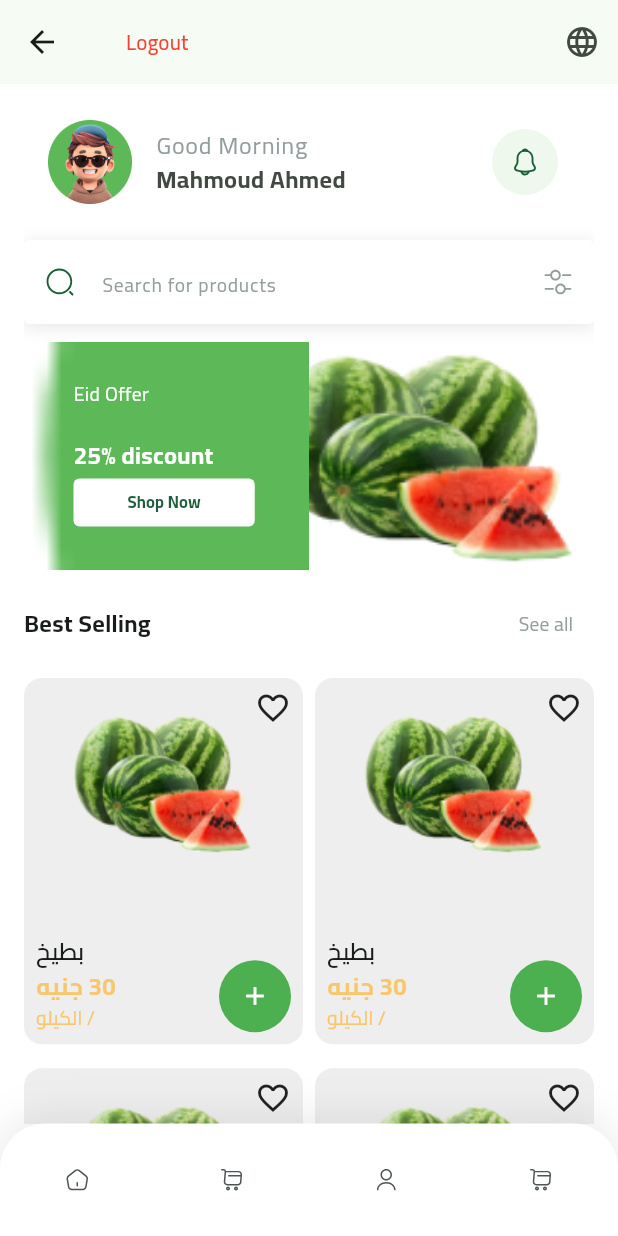
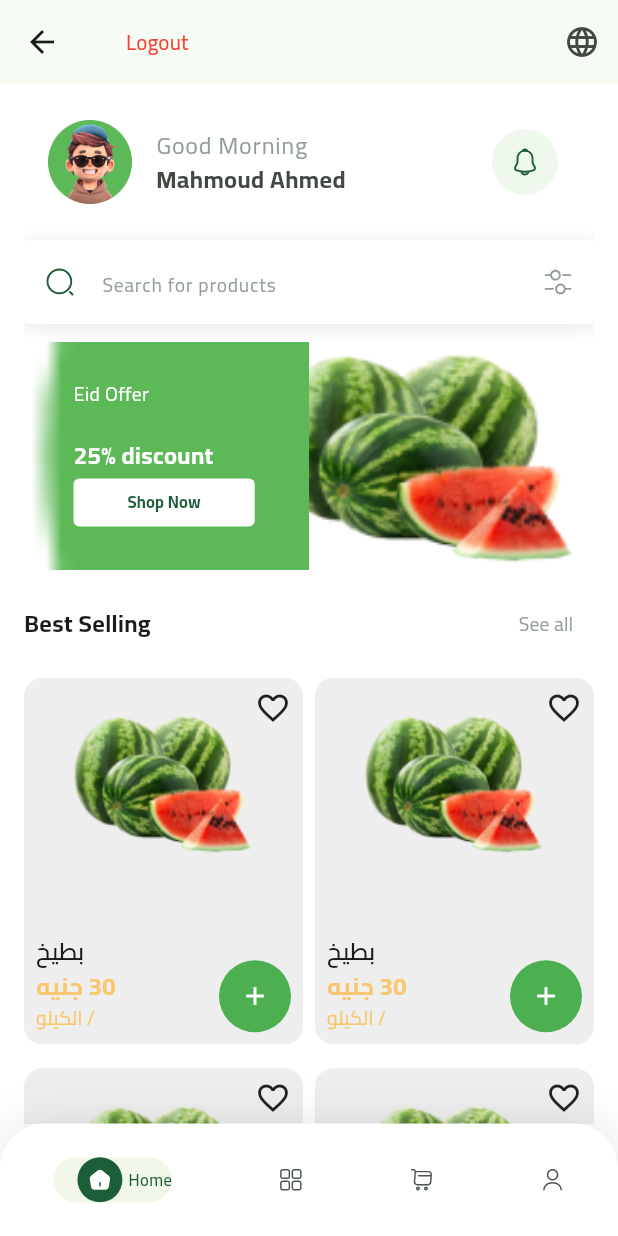
Before and after one commit to mahmoudahmed1718/ecommerce, a Flutter app: the HomeView screen opened by its route, on a phone screen of 412 x 824 dp. Run offline on Flutter 3.47's test engine with Material 3 defaults, Android fonts, the phone set to English and light mode, and no system bars; our stand-ins replace bloc, cloud_firestore, dartz, dots_indicator, easy_localization, firebase_auth and 8 more; missing offline and left inert: flutter_facebook_auth; accounts and stored records are empty.

Commit message:
Enhance bottom navigation bar with active/inactive item logic and add wishlist functionality

```diff
--- a/lib/feature/home/domain/entites/navigation_bar_item_entity.dart
+++ b/lib/feature/home/domain/entites/navigation_bar_item_entity.dart
@@ -18,6 +18,12 @@ List<NavigationBarItemEntity> get navigationBarItems => [
   ),
   NavigationBarItemEntity(
     title: 'shop',
+    activeIcon: Assets.imagesVuesaxBoldProducts,
+    inactiveIcon: Assets.imagesVuesaxOutlineProducts,
+  ),
+
+  NavigationBarItemEntity(
+    title: 'Whishlist',
     activeIcon: Assets.imagesVuesaxBoldShoppingCart,
     inactiveIcon: Assets.imagesVuesaxOutlineShoppingCart,
   ),
@@ -27,10 +33,4 @@ List<NavigationBarItemEntity> get navigationBarItems => [
     activeIcon: Assets.imagesVuesaxBoldUser,
     inactiveIcon: Assets.imagesVuesaxOutlineUser,
   ),
-
-  NavigationBarItemEntity(
-    title: 'Whishlist',
-    activeIcon: Assets.imagesVuesaxBoldShoppingCart,
-    inactiveIcon: Assets.imagesVuesaxOutlineShoppingCart,
-  ),
 ];
--- a/lib/feature/home/presentation/views/widgets/active_item.dart
+++ b/lib/feature/home/presentation/views/widgets/active_item.dart
@@ -1,11 +1,48 @@
+import 'package:ecommerce/core/utils/app_colors.dart';
+import 'package:ecommerce/core/utils/app_text_styels.dart';
 import 'package:flutter/material.dart';
 import 'package:flutter_svg/svg.dart';
 
 class ActiveItem extends StatelessWidget {
-  const ActiveItem({super.key, required this.image});
+  const ActiveItem({super.key, required this.image, required this.text});
   final String image;
+  final String text;
   @override
   Widget build(BuildContext context) {
-    return Container(color: Colors.black, child: SvgPicture.asset(image));
+    return Center(
+      child: Container(
+        padding: EdgeInsets.only(left: 16),
+        decoration: ShapeDecoration(
+          shape: RoundedRectangleBorder(
+            borderRadius: BorderRadiusGeometry.circular(30),
+          ),
+          color: Color(0XFFF1F8E9),
+        ),
+
+        child: Row(
+          mainAxisSize: MainAxisSize.min,
+          children: [
+            Container(
+              width: 30,
+              height: 30,
+              decoration: ShapeDecoration(
+                shape: RoundedRectangleBorder(
+                  borderRadius: BorderRadius.circular(30),
+                ),
+                color: Color(0XFF1B5E37),
+              ),
+              child: Center(child: SvgPicture.asset(image)),
+            ),
+            const SizedBox(width: 4),
+            Text(
+              text,
+              style: TextStyles.semiBold11.copyWith(
+                color: AppColors.primaryColor,
+              ),
+            ),
+          ],
+        ),
+      ),
+    );
   }
 }
--- a/lib/feature/home/presentation/views/widgets/bottom_naviagtion_bar_item.dart
+++ b/lib/feature/home/presentation/views/widgets/bottom_naviagtion_bar_item.dart
@@ -1,4 +1,3 @@
-import 'package:ecommerce/core/utils/app_images.dart';
 import 'package:ecommerce/feature/home/domain/entites/navigation_bar_item_entity.dart';
 import 'package:ecommerce/feature/home/presentation/views/widgets/active_item.dart';
 import 'package:ecommerce/feature/home/presentation/views/widgets/in_active_item.dart';
@@ -7,15 +6,18 @@ import 'package:flutter/material.dart';
 class BottomNavigationbarItem extends StatelessWidget {
   const BottomNavigationbarItem({
     super.key,
-    required this.isActive,
+    required this.selected,
     required this.navigationBarItemEntity,
   });
-  final bool isActive;
+  final bool selected;
   final NavigationBarItemEntity navigationBarItemEntity;
   @override
   Widget build(BuildContext context) {
-    return isActive
-        ? ActiveItem(image: Assets.imagesVuesaxOutlineHome)
+    return selected
+        ? ActiveItem(
+          image: navigationBarItemEntity.activeIcon,
+          text: navigationBarItemEntity.title,
+        )
         : InActiveItem(image: navigationBarItemEntity.inactiveIcon);
   }
 }
--- a/lib/feature/home/presentation/views/widgets/custom_bottom_navigation_bar.dart
+++ b/lib/feature/home/presentation/views/widgets/custom_bottom_navigation_bar.dart
@@ -2,8 +2,16 @@ import 'package:ecommerce/feature/home/domain/entites/navigation_bar_item_entity
 import 'package:ecommerce/feature/home/presentation/views/widgets/bottom_naviagtion_bar_item.dart';
 import 'package:flutter/material.dart';
 
-class CustomBottomNavigationBar extends StatelessWidget {
+class CustomBottomNavigationBar extends StatefulWidget {
   const CustomBottomNavigationBar({super.key});
+
+  @override
+  State<CustomBottomNavigationBar> createState() =>
+      _CustomBottomNavigationBarState();
+}
+
+class _CustomBottomNavigationBarState extends State<CustomBottomNavigationBar> {
+  int selectedIndex = 0;
   @override
   Widget build(BuildContext context) {
     return Container(
@@ -27,13 +35,15 @@ class CustomBottomNavigationBar extends StatelessWidget {
         ],
       ),
       child: Row(
+        mainAxisAlignment: MainAxisAlignment.spaceAround,
         children:
-            navigationBarItems.map((item) {
-              return Expanded(
-                child: BottomNavigationbarItem(
-                  isActive: false,
-                  navigationBarItemEntity: item,
-                ),
+            navigationBarItems.asMap().entries.map((entry) {
+              var index = entry.key;
+              var item = entry.value;
+
+              return BottomNavigationbarItem(
+                selected: selectedIndex == index,
+                navigationBarItemEntity: item,
               );
             }).toList(),
       ),
```
